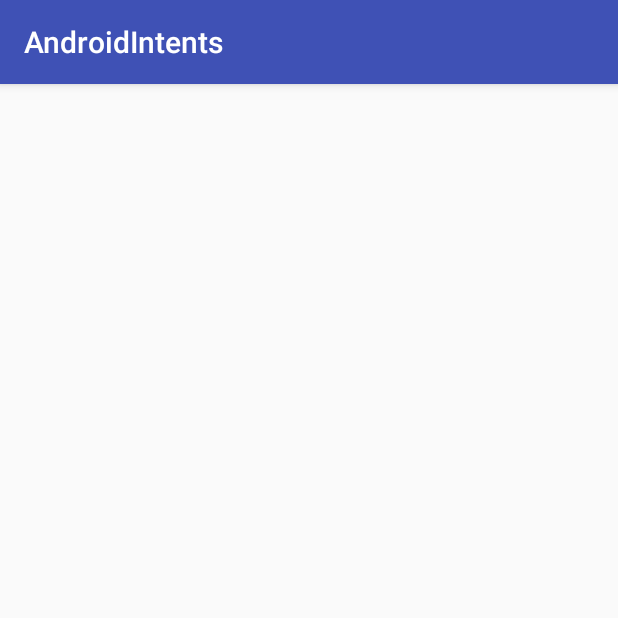
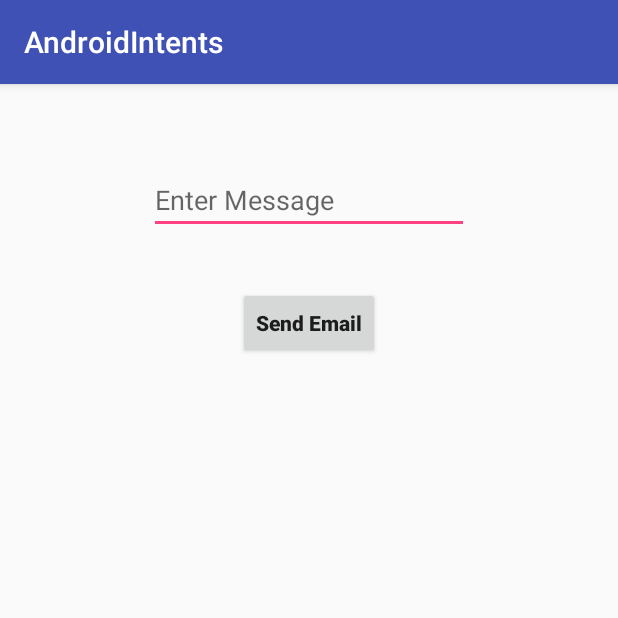
Before and after one commit to koteswarkvana/AndroidIntents, an Android app: the screen it shows after launch (SecondActivity), after a tap on "Submit", on a phone screen of 412 x 824 dp, the top half of it. Run offline under Robolectric (Android 15) with nearby library versions, the phone set to English and light mode, and no system bars.

Commit message:
send datatype values, array and list data and also create chooser for email.

```diff
--- a/app/src/main/java/com/koti/apple/androidintents/MainActivity.java
+++ b/app/src/main/java/com/koti/apple/androidintents/MainActivity.java
@@ -8,10 +8,25 @@ import android.view.View;
 import android.widget.Button;
 import android.widget.EditText;
 
+import java.util.ArrayList;
+import java.util.List;
+
 public class MainActivity extends AppCompatActivity implements View.OnClickListener {
 
     private static final String TAG = "MainActivity";
-    public static final String MESSAGE = "MESSAGE";
+    public static final String STR_ARRAYLIST = "STR_ARRAYLIST";
+    public static final String STR_ARRAY = "STR_ARRAY";
+    public static final String STR_MESSAGE = "STR_MESSAGE";
+    public static final String INT_VALUE = "INT_VALUE";
+    public static final String FLOAT_VALUE = "FLOAT_VALUE";
+    public static final String DOUBLE_VALUE = "DOUBLE_VALUE";
+    public static final String LONG_VALUE = "LONG_VALUE";
+    public static final String CHAR_VALUE = "CHAR_VALUE";
+    public static final String BOOLEAN_VALUE = "BOOLEAN_VALUE";
+
+    private String[] languageNames = {"objective-c", "swift", "android", "kotlin", "ruby", "sql", "javascript"};
+    private ArrayList<String> androidTopics = new ArrayList<>();
+
     private EditText etrValue;
     private Button btSubmit;
 
@@ -23,6 +38,13 @@ public class MainActivity extends AppCompatActivity implements View.OnClickListe
         etrValue = (EditText) findViewById(R.id.et_value);
         btSubmit = (Button) findViewById(R.id.btsubmit);
         btSubmit.setOnClickListener(this);
+        // Adding elements to the array list
+        androidTopics.add("Activity");
+        androidTopics.add("Fragment");
+        androidTopics.add("Services");
+        androidTopics.add("Content Provider");
+        androidTopics.add("Broadcast Receiver");
+        androidTopics.add("Sqlite Database");
     }
 
     @Override
@@ -31,7 +53,16 @@ public class MainActivity extends AppCompatActivity implements View.OnClickListe
             case R.id.btsubmit:
                 Log.i(TAG, "onClick: button clicked >>> ");
                 Intent intent = new Intent(getApplicationContext(), SecondActivity.class);
-                intent.putExtra(MESSAGE, etrValue.getText().toString());
+                intent.putExtra(STR_MESSAGE, etrValue.getText().toString());
+                intent.putExtra(INT_VALUE, 1234);
+                intent.putExtra(FLOAT_VALUE, 123.4);
+                intent.putExtra(DOUBLE_VALUE, 12.34);
+                intent.putExtra(LONG_VALUE, 12345678);
+                intent.putExtra(CHAR_VALUE, 'c');
+                intent.putExtra(BOOLEAN_VALUE, true);
+
+                intent.putExtra(STR_ARRAY, languageNames);
+                intent.putStringArrayListExtra(STR_ARRAYLIST, androidTopics);
                 startActivity(intent);
                 break;
         }
--- a/app/src/main/java/com/koti/apple/androidintents/SecondActivity.java
+++ b/app/src/main/java/com/koti/apple/androidintents/SecondActivity.java
@@ -1,21 +1,76 @@
 package com.koti.apple.androidintents;
 
+import android.app.Notification;
+import android.content.Intent;
+import android.net.Uri;
 import android.os.Bundle;
 import android.support.v7.app.AppCompatActivity;
 import android.util.Log;
+import android.view.View;
+import android.widget.Button;
+import android.widget.EditText;
 import android.widget.TextView;
 
-public class SecondActivity extends AppCompatActivity {
+import java.util.ArrayList;
+
+// https://stackoverflow.com/questions/8701634/send-email-intent
+public class SecondActivity extends AppCompatActivity implements View.OnClickListener{
 
     private static final String TAG = "SecondActivity";
     private TextView tv_msg;
+    private EditText et_message_information;
+    private Button bt_send_email;
 
     @Override
     protected void onCreate(Bundle savedInstanceState) {
         super.onCreate(savedInstanceState);
         setContentView(R.layout.activity_second_screen);
-        String msg = getIntent().getExtras().getString(MainActivity.MESSAGE, "");
+        et_message_information = (EditText) findViewById(R.id.et_message_information);
+        bt_send_email = (Button) findViewById(R.id.bt_send_email);
+        bt_send_email.setOnClickListener(this);
+        String strMsg = getIntent().getExtras().getString(MainActivity.STR_MESSAGE, "");
+        int intVal = getIntent().getExtras().getInt(MainActivity.INT_VALUE, 0);
+        // TODO:- unable to accessing the float and long value
+        long longVal = getIntent().getExtras().getLong(MainActivity.LONG_VALUE, 0);
+        float floatVal = getIntent().getExtras().getFloat(MainActivity.FLOAT_VALUE, 0);
+
+        double doubleVal = getIntent().getExtras().getDouble(MainActivity.DOUBLE_VALUE, 0);
+        char charVal = getIntent().getExtras().getChar(MainActivity.CHAR_VALUE);
+        boolean booleanVal = getIntent().getExtras().getBoolean(MainActivity.BOOLEAN_VALUE);
+
+        String[] languageNamesArr1 = getIntent().getExtras().getStringArray(MainActivity.STR_ARRAY);
+
+        ArrayList<String> topicNames = getIntent().getStringArrayListExtra(MainActivity.STR_ARRAYLIST);
+        Log.e(TAG, "onCreate: msg >> " + strMsg);
+        Log.e(TAG, "onCreate: intVal >> " + intVal);
+        Log.e(TAG, "onCreate: floatVal >> " + floatVal);
+        Log.e(TAG, "onCreate: doubleVal >> " + doubleVal);
+        Log.e(TAG, "onCreate: longVal >> " + longVal);
+        Log.e(TAG, "onCreate: charVal >> "+ charVal);
+        Log.e(TAG, "onCreate: booleanVal >> " + booleanVal);
+        // Display the language array names
+        for (String languageName : languageNamesArr1) {
+            Log.e(TAG, "onCreate: languageName >> " + languageName.toUpperCase());
+        }
+        // Display the topic list of names
+        for (String topicName : topicNames) {
+            Log.e(TAG, "onCreate: topicName >> " + topicName.toUpperCase());
+        }
         tv_msg = (TextView) findViewById(R.id.tv_msg);
-        tv_msg.setText(msg);
+        tv_msg.setText(strMsg);
+    }
+
+    @Override
+    public void onClick(View view) {
+        switch (view.getId()){
+            case R.id.bt_send_email:
+                Log.e(TAG, "onClick: sending email >> ");
+                Intent emailIntent = new Intent(Intent.ACTION_SENDTO, Uri.fromParts("mailto","koteswaraod9@gmail.com", null));
+                emailIntent.putExtra(Intent.EXTRA_SUBJECT, "Hi:");
+                emailIntent.putExtra(Intent.EXTRA_TEXT, et_message_information.getText().toString());
+                // Displaying chooser email apps along with title "Send email..."
+                startActivity(Intent.createChooser(emailIntent, "Send email..."));
+                break;
+        }
     }
 }
--- a/app/src/main/res/layout/activity_second_screen.xml
+++ b/app/src/main/res/layout/activity_second_screen.xml
@@ -1,19 +1,38 @@
 <?xml version="1.0" encoding="utf-8"?>
-<android.support.constraint.ConstraintLayout xmlns:android="http://schemas.android.com/apk/res/android"
+<LinearLayout xmlns:android="http://schemas.android.com/apk/res/android"
     xmlns:app="http://schemas.android.com/apk/res-auto"
     xmlns:tools="http://schemas.android.com/tools"
     android:layout_width="match_parent"
     android:layout_height="match_parent"
+    android:orientation="vertical"
     tools:context="com.koti.apple.androidintents.MainActivity">
 
     <TextView
         android:id="@+id/tv_msg"
         android:layout_width="wrap_content"
         android:layout_height="wrap_content"
-        android:text="second screen ... "
-        app:layout_constraintBottom_toBottomOf="parent"
-        app:layout_constraintLeft_toLeftOf="parent"
-        app:layout_constraintRight_toRightOf="parent"
-        app:layout_constraintTop_toTopOf="parent" />
+        android:layout_gravity="center"
+        android:text="second screen ... " />
 
-</android.support.constraint.ConstraintLayout>
+    <EditText
+        android:id="@+id/et_message_information"
+        android:layout_width="wrap_content"
+        android:layout_height="wrap_content"
+        android:layout_gravity="center"
+        android:layout_marginTop="35dp"
+        android:ems="10"
+        android:hint="Enter Message"
+        android:inputType="textPersonName" />
+
+    <Button
+        android:id="@+id/bt_send_email"
+        android:layout_width="wrap_content"
+        android:layout_height="wrap_content"
+        android:layout_gravity="center"
+        android:layout_marginTop="35dp"
+        android:text="Send Email"
+        android:textAllCaps="false"
+        android:textStyle="bold" />
+
+
+</LinearLayout>
```
